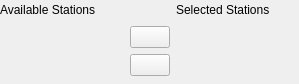
This is src/stationselector-ui.ui in pbek/kradio as Qt 5 draws it before an edit. The edited form follows.
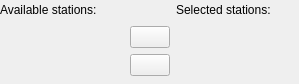
This is the edited form. Custom widgets are drawn as their Qt base class.

```diff
--- a/src/stationselector-ui.ui
+++ b/src/stationselector-ui.ui
@@ -17,7 +17,7 @@
    <item row="0" column="2">
     <widget class="QLabel" name="labelSelected">
      <property name="text">
-      <string>Selected Stations</string>
+      <string>Selected stations:</string>
      </property>
      <property name="wordWrap">
       <bool>false</bool>
@@ -99,7 +99,7 @@
    <item row="0" column="0">
     <widget class="QLabel" name="labelAvailable">
      <property name="text">
-      <string>Available Stations</string>
+      <string>Available stations:</string>
      </property>
      <property name="wordWrap">
       <bool>false</bool>
```
